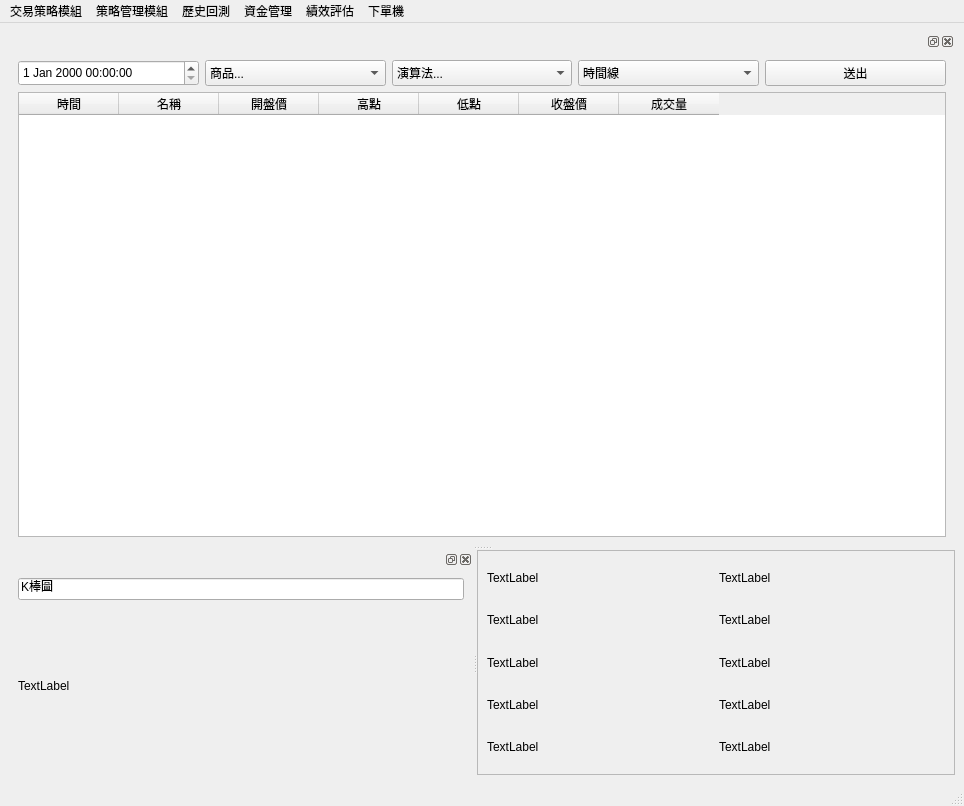
allen93075/Winner, file UI_for_edit.ui: the form before one commit.
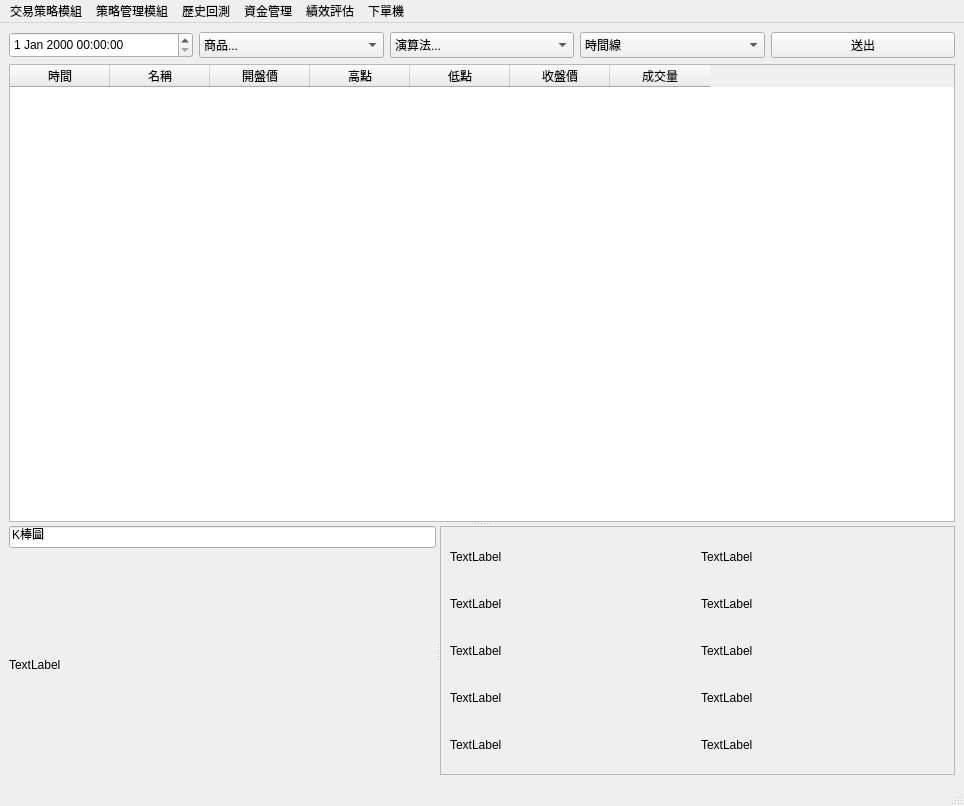
The form after the commit.

Commit message: MainUI.py圖片大小調整 UI_for_edit.py將widgets調整為固定式

```diff
--- a/UI_for_edit.ui
+++ b/UI_for_edit.ui
@@ -13,27 +13,25 @@
   <property name="windowTitle">
    <string>MainWindow</string>
   </property>
+  <property name="styleSheet">
+   <string notr="true"/>
+  </property>
   <widget class="QWidget" name="centralwidget">
-   <layout class="QGridLayout" name="gridLayout">
+   <layout class="QGridLayout" name="gridLayout_5">
     <item row="0" column="0">
      <widget class="QSplitter" name="splitter_3">
       <property name="orientation">
        <enum>Qt::Vertical</enum>
       </property>
-      <widget class="QSplitter" name="splitter">
-       <property name="orientation">
-        <enum>Qt::Horizontal</enum>
+      <widget class="QWidget" name="Products_area" native="true">
+       <property name="sizePolicy">
+        <sizepolicy hsizetype="Preferred" vsizetype="Preferred">
+         <horstretch>0</horstretch>
+         <verstretch>0</verstretch>
+        </sizepolicy>
        </property>
-       <widget class="QDockWidget" name="Products_area">
-        <property name="autoFillBackground">
-         <bool>false</bool>
-        </property>
-        <property name="floating">
-         <bool>false</bool>
-        </property>
-        <widget class="QWidget" name="dockWidgetContents">
-         <layout class="QGridLayout" name="gridLayout_3">
-          <item row="1" column="0">
+       <layout class="QGridLayout" name="gridLayout">
+        <item row="2" column="0">
            <widget class="QTableWidget" name="tableWidget">
             <property name="showGrid">
              <bool>true</bool>
@@ -78,7 +76,7 @@
             </column>
            </widget>
           </item>
-          <item row="0" column="0">
+        <item row="1" column="0">
            <layout class="QHBoxLayout" name="horizontalLayout">
             <item>
              <widget class="QDateTimeEdit" name="dateTimeEdit">
@@ -188,15 +186,12 @@
           </item>
          </layout>
         </widget>
-       </widget>
-      </widget>
       <widget class="QSplitter" name="splitter_2">
        <property name="orientation">
         <enum>Qt::Horizontal</enum>
        </property>
-       <widget class="QDockWidget" name="Kbar_area">
-        <widget class="QWidget" name="dockWidgetContents_3">
-         <layout class="QGridLayout" name="gridLayout_5">
+       <widget class="QWidget" name="Kbar_area" native="true">
+        <layout class="QGridLayout" name="gridLayout_4">
           <item row="0" column="0">
            <widget class="QLineEdit" name="lineEdit">
             <property name="text">
@@ -213,7 +208,6 @@
           </item>
          </layout>
         </widget>
-       </widget>
        <widget class="QScrollArea" name="scrollArea">
         <property name="widgetResizable">
          <bool>true</bool>
@@ -223,8 +217,8 @@
           <rect>
            <x>0</x>
            <y>0</y>
-           <width>472</width>
-           <height>237</height>
+           <width>385</width>
+           <height>251</height>
           </rect>
          </property>
          <layout class="QGridLayout" name="gridLayout_2">
```
Left out of the diff: 112 changed lines with no effect on the pictures. Lines whose indentation alone changed are shown as unchanged. The commit also changes 1 other file.
